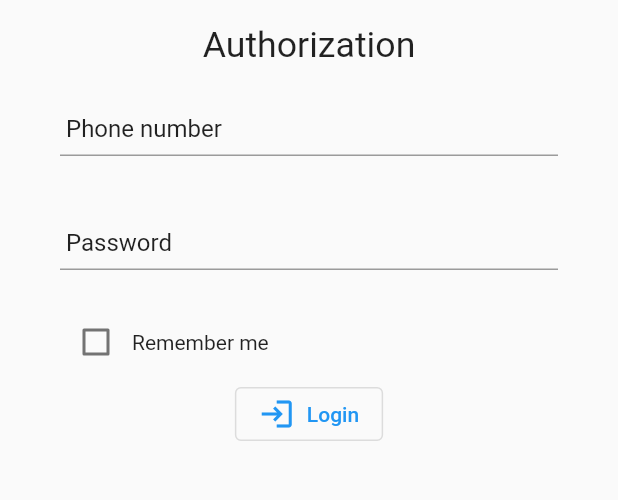
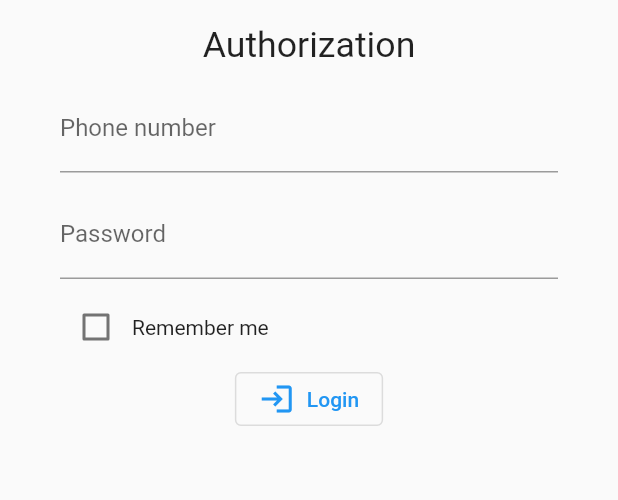
Before and after one commit to Not0range/CommPay, a Flutter app: the screen it shows after launch, on a phone screen of 412 x 824 dp, the part 480-980 px from its top. Run offline on Flutter 3.47's test engine with Material 2 defaults, Android fonts, the phone set to English and light mode, and no system bars; our stand-ins replace image_picker, shared_preferences; missing offline and left inert: mobile_scanner; generated files the repository leaves out were written again.

Commit message:
Rewriting text inputs

```diff
--- a/lib/routes/login_route.dart
+++ b/lib/routes/login_route.dart
@@ -202,6 +202,7 @@ class _LoginRouteState extends State<LoginRoute> {
                             keyboardType: TextInputType.visiblePassword,
                             onFocus: () => _setErrorText(false),
                             onChanged: _setPassword,
+                            onSubmit: (_) => _setErrorText(password.length < 5),
                             obscureText: true,
                             subText: passwordError
                                 ? AppLocalizations.of(context)!.passwordLength
--- a/lib/widgets/text_input.dart
+++ b/lib/widgets/text_input.dart
@@ -1,13 +1,12 @@
 import 'package:com_pay/utils.dart';
 import 'package:flutter/material.dart';
-
-const animationDuration = 200;
 
 class TextInput extends StatefulWidget {
   final String text;
   final String placeholder;
   final void Function()? onFocus;
   final void Function(String value)? onChanged;
+  final void Function(String value)? onSubmit;
   final TextInputAction textInputAction;
   final TextInputType keyboardType;
   final bool obscureText;
@@ -21,6 +20,7 @@ class TextInput extends StatefulWidget {
       required this.placeholder,
       this.onFocus,
       this.onChanged,
+      this.onSubmit,
       this.textInputAction = TextInputAction.done,
       this.keyboardType = TextInputType.text,
       this.obscureText = false,
@@ -37,48 +37,26 @@ class _TextInputState extends State<TextInput>
   final FocusNode textFieldNode = FocusNode();
   late TextEditingController editingController;
   String text = '';
-  bool top = false;
-
-  late Animation<double> animation;
-  late AnimationController controller;
 
   @override
   void initState() {
     super.initState();
     text = widget.text;
+    textFieldNode.addListener(() {
+      if (!textFieldNode.hasFocus) {
+        widget.onSubmit?.call(text);
+      } else {
+        widget.onFocus?.call();
+      }
+    });
 
     editingController = TextEditingController(text: widget.text);
-    top = !text.isEmptyOrSpace;
-
-    controller = AnimationController(
-        value: text.isEmptyOrSpace ? 0 : 1,
-        duration: const Duration(milliseconds: animationDuration),
-        vsync: this);
-    animation = Tween<double>(begin: 16, end: 10).animate(controller)
-      ..addListener(() {
-        setState(() {});
-      });
-
-    textFieldNode.addListener(_animatePlaceholder);
   }
 
   @override
   void dispose() {
     textFieldNode.dispose();
-    controller.dispose();
     super.dispose();
-  }
-
-  void _animatePlaceholder() {
-    if (textFieldNode.hasFocus) {
-      widget.onFocus?.call();
-      controller.forward();
-    } else {
-      if (text.isEmpty) controller.reverse();
-    }
-    setState(() {
-      top = textFieldNode.hasFocus || text.isNotEmpty;
-    });
   }
 
   void onChanged(String value) {
@@ -91,43 +69,22 @@ class _TextInputState extends State<TextInput>
   @override
   Widget build(BuildContext context) {
     return Padding(
-      padding: const EdgeInsets.symmetric(vertical: 4),
-      child: Stack(
-        children: [
-          Column(
-            crossAxisAlignment: CrossAxisAlignment.start,
-            children: [
-              Padding(
-                padding: const EdgeInsets.only(bottom: 4),
+      padding: const EdgeInsets.only(top: 4, bottom: 8),
       child: TextField(
         focusNode: textFieldNode,
         onChanged: onChanged,
+        onSubmitted: widget.onSubmit,
         controller: editingController,
         keyboardType: widget.keyboardType,
         textInputAction: widget.textInputAction,
         obscureText: widget.obscureText,
         enabled: widget.onChanged != null,
         style: widget.textStyle,
-                ),
-              ),
-              Text(
-                widget.subText ?? '',
-                style: widget.subTextStyle,
-              )
-            ],
-          ),
-          AnimatedPositioned(
-            top: top ? 0 : 20,
-            left: top ? 0 : 4,
-            duration: const Duration(milliseconds: animationDuration),
-            child: GestureDetector(
-                onTap: () => FocusScope.of(context).requestFocus(textFieldNode),
-                child: Text(
-                  widget.placeholder,
-                  style: TextStyle(fontSize: animation.value),
-                )),
-          ),
-        ],
+        decoration: InputDecoration(
+            labelText: widget.placeholder,
+            errorText:
+                widget.subText?.isEmptyOrSpace ?? true ? null : widget.subText,
+            errorStyle: widget.subTextStyle),
       ),
     );
   }
```
Lines whose indentation alone changed are shown as unchanged.
